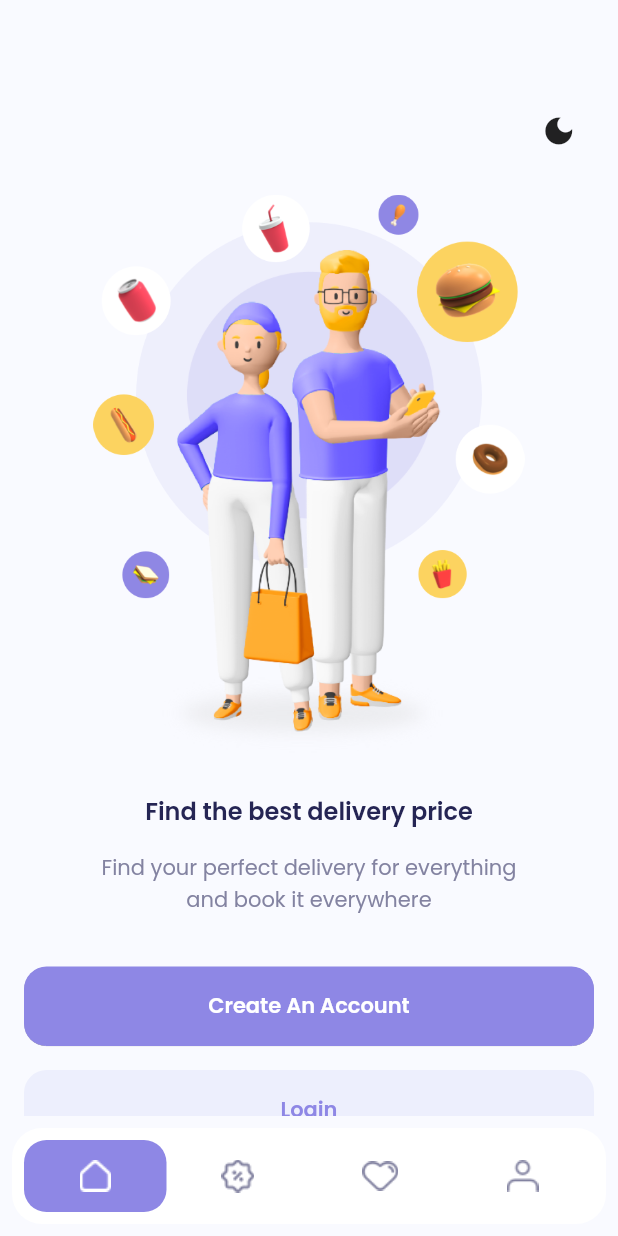
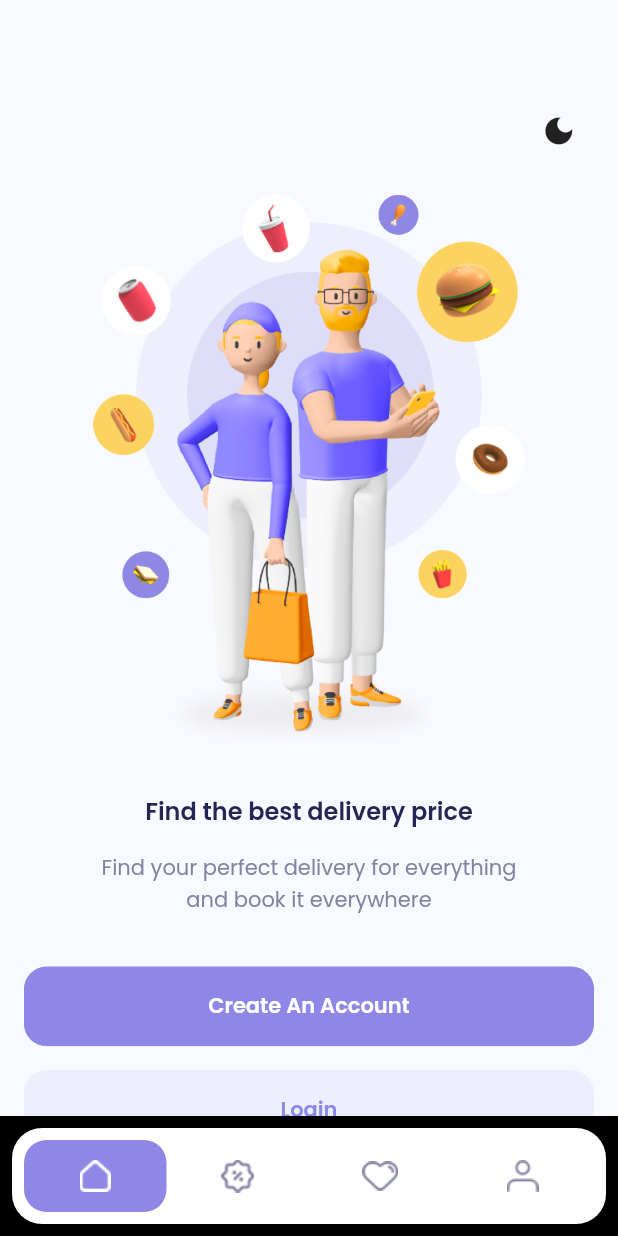
Before and after one commit to hazem1262/Tawseel, a Flutter app: the HomeScreen screen opened by its route, on a phone screen of 412 x 824 dp. Run offline on Flutter 3.47's test engine with Material 2 defaults, Android fonts, the phone set to English and light mode, and no system bars; drawn by our look-alikes of floating_bottom_navigation_bar; our stand-ins replace auto_route, connectivity, dio, dot_navigation_bar, easy_localization, equatable and 11 more; missing offline and left inert: dart:ffi; accounts and stored records are empty; generated files the repository leaves out were written again.

```diff
--- a/lib/features/home/HomeScreen.dart
+++ b/lib/features/home/HomeScreen.dart
@@ -52,6 +52,7 @@ class _HomeScreenState extends State<HomeScreen> {
   @override
   Widget build(BuildContext context) {
     return Scaffold(
+      backgroundColor: Colors.black,
       body: SafeArea(
         top: false,
         bottom: true,
@@ -64,6 +65,7 @@ class _HomeScreenState extends State<HomeScreen> {
             LandingScreen(),
             Center(
               child: Container(
+                color: Colors.black,
                 child: Text('Offers'),
               ),
             ),
```
